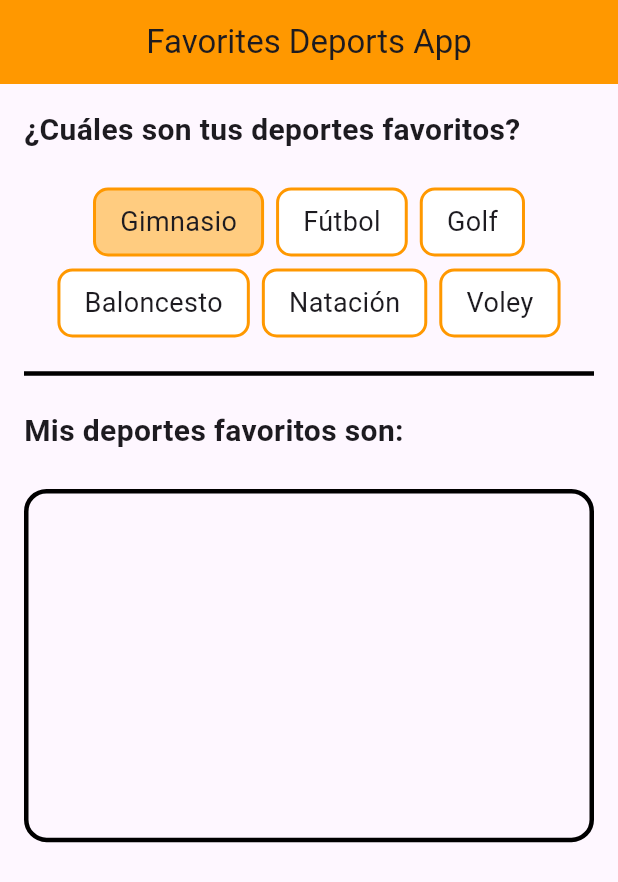
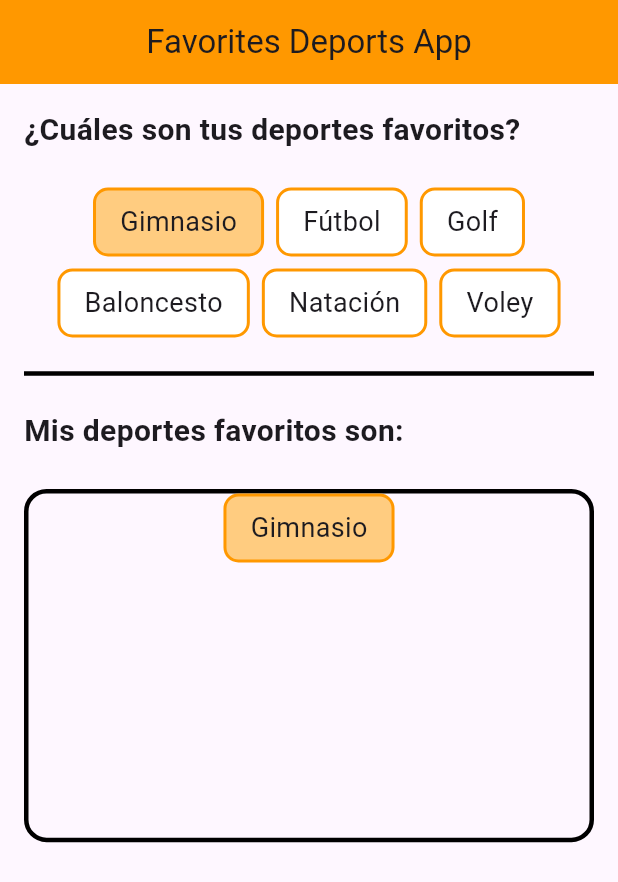
Before and after one commit to fr4nsgallegos/slider_app_g8, a Flutter app: the screen it shows after launch, after a tap on "Gimnasio", on a phone screen of 412 x 824 dp. Shown: the top 882 px of the screen. Run offline on Flutter 3.47's test engine with Material 3 defaults, Android fonts, the phone set to English and light mode, and no system bars; our stand-ins replace flutter_svg.

Commit message:
adding to favoritslist

```diff
--- a/lib/pages/favorites_deports_page.dart
+++ b/lib/pages/favorites_deports_page.dart
@@ -40,7 +40,23 @@ class _FavoritesDeportsPageState extends State<FavoritesDeportsPage> {
                 alignment: WrapAlignment.center,
                 children: [
                   for (int i = 0; i < deportsList.length; i++)
-                    ItemDeportWidget(deportsList[i])
+                    ItemDeportWidget(
+                      deportsList[i],
+                      () {
+                        //lo VUELVO FAVORITO
+                        if (deportsList[i]["isFavorite"] == false) {
+                          deportsList[i]["isFavorite"] = true;
+                          favoriteDeportList.add(deportsList[i]);
+                          setState(() {});
+                        }
+                        //YA NO ES FAVORITO
+                        else {
+                          deportsList[i]["isFavorite"] = false;
+                        }
+
+                        setState(() {});
+                      },
+                    )
                 ],
               ),
             ),
@@ -64,7 +80,7 @@ class _FavoritesDeportsPageState extends State<FavoritesDeportsPage> {
                 alignment: WrapAlignment.center,
                 children: [
                   for (int i = 0; i < favoriteDeportList.length; i++)
-                    ItemDeportWidget(favoriteDeportList[i])
+                    ItemDeportWidget(favoriteDeportList[i], () {})
                 ],
               ),
             ),
--- a/lib/widgets/item_deport_widget.dart
+++ b/lib/widgets/item_deport_widget.dart
@@ -2,8 +2,12 @@ import 'package:flutter/material.dart';
 
 class ItemDeportWidget extends StatefulWidget {
   Map<String, dynamic> deporte;
+  VoidCallback onTap;
 
-  ItemDeportWidget(this.deporte);
+  ItemDeportWidget(
+    this.deporte,
+    this.onTap,
+  );
 
   @override
   State<ItemDeportWidget> createState() => _ItemDeportWidgetState();
@@ -13,15 +17,16 @@ class _ItemDeportWidgetState extends State<ItemDeportWidget> {
   @override
   Widget build(BuildContext context) {
     return GestureDetector(
-      onTap: () {
-        if (widget.deporte["isFavorite"] == false) {
-          widget.deporte["isFavorite"] = true;
-        } else {
-          widget.deporte["isFavorite"] = false;
-        }
+      onTap: widget.onTap,
+      // () {
+      //   if (widget.deporte["isFavorite"] == false) {
+      //     widget.deporte["isFavorite"] = true;
+      //   } else {
+      //     widget.deporte["isFavorite"] = false;
+      //   }
 
-        setState(() {});
-      },
+      //   setState(() {});
+      // },
       child: Container(
         padding: EdgeInsets.symmetric(horizontal: 16, vertical: 8),
         decoration: BoxDecoration(
```
